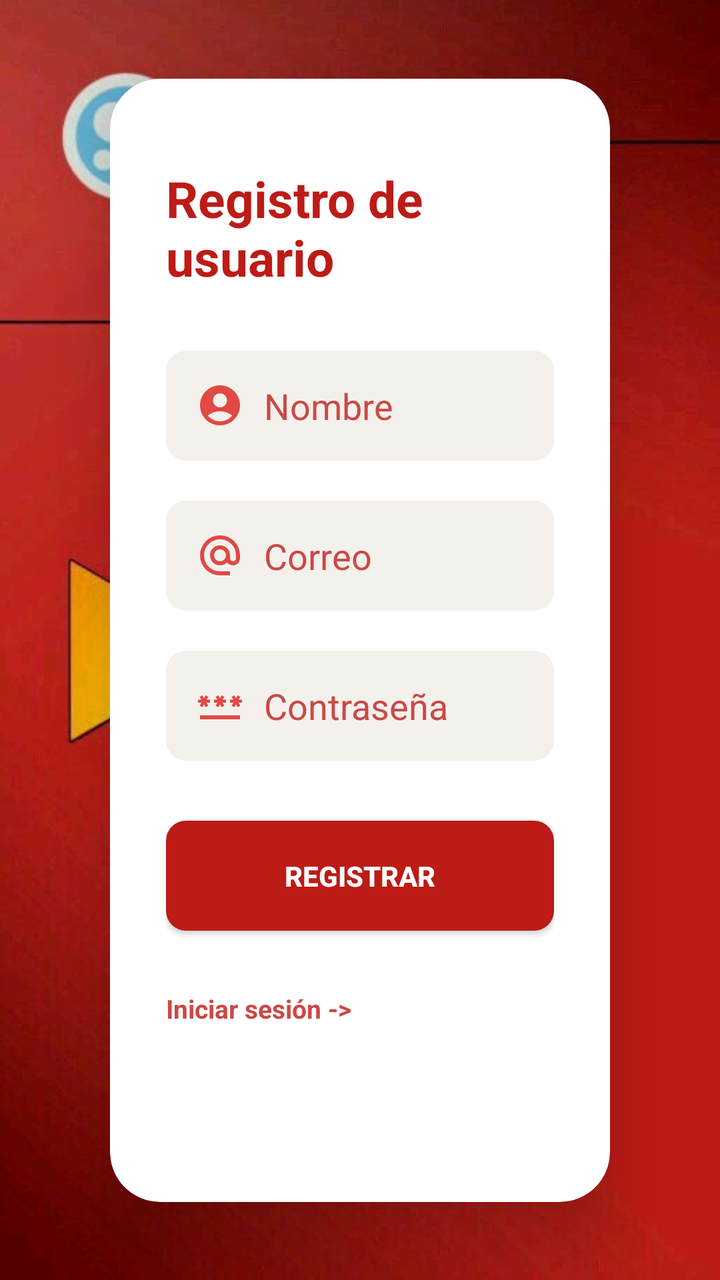
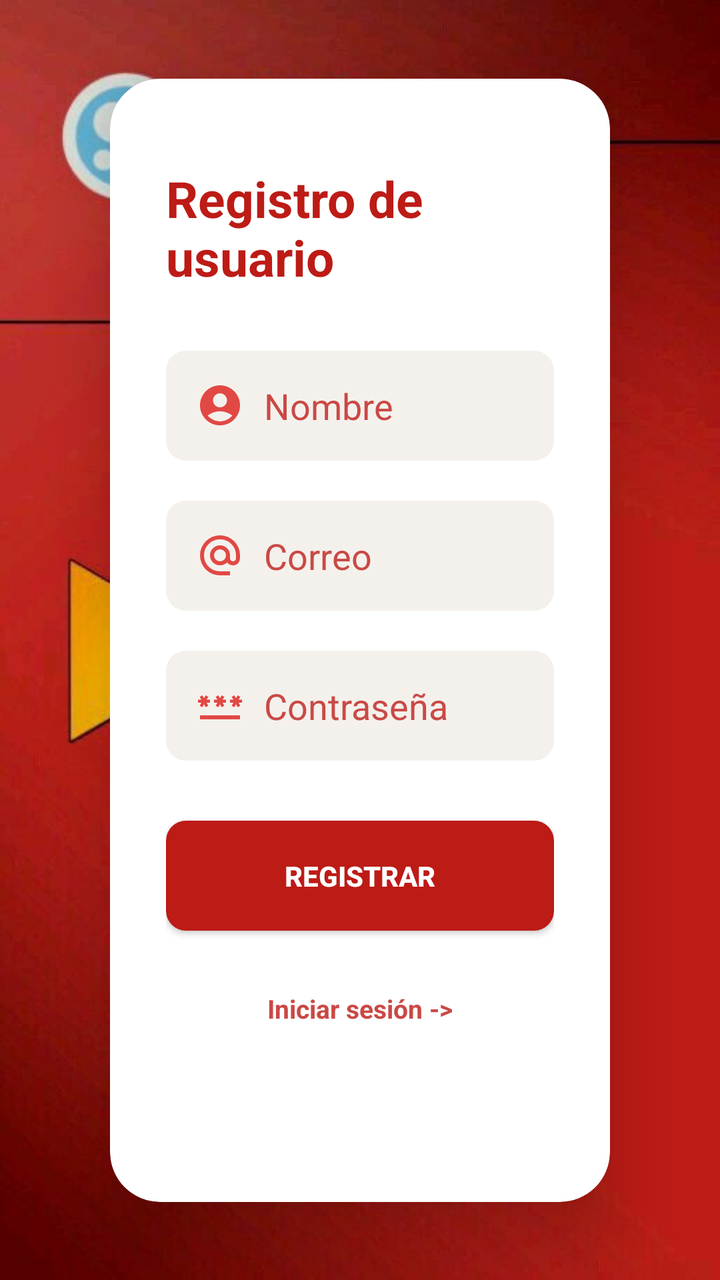

An Android layout rendered at two revisions. The XML below is the earlier revision; the diff shows what the commit changed to produce the second picture.
<!-- AndroidManifest.xml: application theme Theme.EP2 -->
<!-- res/layout/activity_register.xml -->
<?xml version="1.0" encoding="utf-8"?>
<androidx.constraintlayout.widget.ConstraintLayout xmlns:android="http://schemas.android.com/apk/res/android"
    xmlns:app="http://schemas.android.com/apk/res-auto"
    xmlns:tools="http://schemas.android.com/tools"
    android:id="@+id/main"
    android:layout_width="match_parent"
    android:layout_height="match_parent"
    tools:context=".RegisterActivity">

    <ImageView
        android:id="@+id/imgFondo"
        android:layout_width="0dp"
        android:layout_height="0dp"
        android:src="@drawable/fondopokemon"
        android:scaleType="centerCrop"
        app:layout_constraintBottom_toBottomOf="parent"
        app:layout_constraintEnd_toEndOf="parent"
        app:layout_constraintStart_toStartOf="parent"
        app:layout_constraintTop_toTopOf="parent"/>

    <androidx.cardview.widget.CardView
        android:id="@+id/cardLogin"
        android:layout_width="0dp"
        android:layout_height="wrap_content"
        android:layout_margin="55dp"
        app:cardCornerRadius="25dp"
        app:cardElevation="20dp"
        android:backgroundTint="@color/white"
        app:layout_constraintBottom_toBottomOf="parent"
        app:layout_constraintEnd_toEndOf="parent"
        app:layout_constraintStart_toStartOf="parent"
        app:layout_constraintTop_toTopOf="parent">

        <LinearLayout
            android:id="@+id/layoutContenido"
            android:layout_width="match_parent"
            android:layout_height="wrap_content"
            android:orientation="vertical"
            android:layout_gravity="center"
            android:padding="28dp">

            <TextView
                android:id="@+id/tvTitulo"
                android:layout_width="wrap_content"
                android:layout_height="wrap_content"
                android:text="Registro de usuario"
                android:textSize="25sp"
                android:textColor="#BD1B16"
                android:textStyle="bold"
                android:layout_marginTop="15dp"
                android:layout_marginBottom="30dp"
                android:layout_gravity="center_horizontal"
                />

            <EditText
                android:id="@+id/etNombre"
                android:layout_width="match_parent"
                android:layout_height="55dp"
                android:background="@drawable/bg_imput"
                android:hint="Nombre"
                android:paddingEnd="15dp"
                android:paddingStart="15dp"
                android:textColor="#333333"
                android:textColorHint="#CA4945"
                android:inputType="text"
                android:drawableStart="@drawable/user"
                android:drawablePadding="10dp"/>

            <EditText
                android:id="@+id/etCorreo"
                android:layout_width="match_parent"
                android:layout_height="55dp"
                android:background="@drawable/bg_imput"
                android:hint="Correo"
                android:paddingEnd="15dp"
                android:paddingStart="15dp"
                android:textColor="#333333"
                android:textColorHint="#CA4945"
                android:inputType="textEmailAddress"
                android:drawableStart="@drawable/email"
                android:layout_marginTop="20dp"
                android:drawablePadding="10dp"/>

            <EditText
                android:id="@+id/etPass"
                android:layout_width="match_parent"
                android:layout_height="55dp"
                android:background="@drawable/bg_imput"
                android:hint="Contraseña"
                android:paddingEnd="15dp"
                android:paddingStart="15dp"
                android:textColor="#333333"
                android:textColorHint="#CA4945"
                android:inputType="textPassword"
                android:drawableStart="@drawable/password"
                android:drawablePadding="10dp"
                android:layout_marginTop="20dp"/>

            <androidx.appcompat.widget.AppCompatButton
                android:id="@+id/btnRegistrar"
                android:layout_width="match_parent"
                android:layout_height="55dp"
                android:text="REGISTRAR"
                android:background="@drawable/bg_button"
                android:layout_marginTop="30dp"
                android:textColor="#FFFFFF"
                android:textStyle="bold"/>

            <TextView
                android:id="@+id/tvIniciarSesion"
                android:layout_width="wrap_content"
                android:layout_height="wrap_content"
                android:text="Iniciar sesión ->"
                android:textSize="13sp"
                android:textStyle="bold"
                android:textColor="#CA4945"
                android:layout_marginTop="30dp"
                android:layout_marginBottom="60dp"/>

        </LinearLayout>

    </androidx.cardview.widget.CardView>

</androidx.constraintlayout.widget.ConstraintLayout>
<!-- resources referenced by this layout -->
<resources>
  <color name="white">#FFFFFFFF</color>
  <!-- drawable bg_button (drawable) -->
  <?xml version="1.0" encoding="utf-8"?>
  <shape xmlns:android="http://schemas.android.com/apk/res/android">
      <solid android:color="#bd1b16" />
      <corners android:radius="10dp"/>
  </shape>
  <!-- drawable bg_imput (drawable) -->
  <?xml version="1.0" encoding="utf-8"?>
  <shape xmlns:android="http://schemas.android.com/apk/res/android">
      <solid android:color="#f4f1ec" />
      <corners android:radius="10dp"/>
  </shape>
  <!-- drawable email (drawable) -->
  <vector xmlns:android="http://schemas.android.com/apk/res/android" android:height="24dp" android:tint="#E24844" android:viewportHeight="960" android:viewportWidth="960" android:width="24dp">
        
      <path android:fillColor="@android:color/white" android:pathData="M480,880Q397,880 324,848.5Q251,817 197,763Q143,709 111.5,636Q80,563 80,480Q80,397 111.5,324Q143,251 197,197Q251,143 324,111.5Q397,80 480,80Q563,80 636,111.5Q709,143 763,197Q817,251 848.5,324Q880,397 880,480L880,538Q880,597 839.5,638.5Q799,680 740,680Q705,680 674,665Q643,650 622,622Q593,651 556.5,665.5Q520,680 480,680Q397,680 338.5,621.5Q280,563 280,480Q280,397 338.5,338.5Q397,280 480,280Q563,280 621.5,338.5Q680,397 680,480L680,538Q680,564 697,582Q714,600 740,600Q766,600 783,582Q800,564 800,538L800,480Q800,346 707,253Q614,160 480,160Q346,160 253,253Q160,346 160,480Q160,614 253,707Q346,800 480,800L680,800L680,880L480,880ZM565,565Q600,530 600,480Q600,430 565,395Q530,360 480,360Q430,360 395,395Q360,430 360,480Q360,530 395,565Q430,600 480,600Q530,600 565,565Z"/>
      
  </vector>
  <!-- drawable fondopokemon: jpg bitmap (drawable, 20895 bytes) -->
  <!-- drawable password (drawable) -->
  <vector xmlns:android="http://schemas.android.com/apk/res/android"
      android:width="24dp"
      android:height="24dp"
      android:viewportWidth="960"
      android:viewportHeight="960">
    <path
        android:pathData="M80,760v-80h800v80L80,760ZM126,518 L74,488 108,428L40,428v-60h68l-34,-58 52,-30 34,58 34,-58 52,30 -34,58h68v60h-68l34,60 -52,30 -34,-60 -34,60ZM446,518 L394,488 428,428h-68v-60h68l-34,-58 52,-30 34,58 34,-58 52,30 -34,58h68v60h-68l34,60 -52,30 -34,-60 -34,60ZM766,518 L714,488 748,428h-68v-60h68l-34,-58 52,-30 34,58 34,-58 52,30 -34,58h68v60h-68l34,60 -52,30 -34,-60 -34,60Z"
        android:fillColor="#E24844"/>
  </vector>
  <!-- drawable user (drawable) -->
  <vector xmlns:android="http://schemas.android.com/apk/res/android" android:height="24dp" android:tint="#E24844" android:viewportHeight="24" android:viewportWidth="24" android:width="24dp">
        
      <path android:fillColor="@android:color/white" android:pathData="M12,2C6.48,2 2,6.48 2,12s4.48,10 10,10s10,-4.48 10,-10S17.52,2 12,2zM12,6c1.93,0 3.5,1.57 3.5,3.5S13.93,13 12,13s-3.5,-1.57 -3.5,-3.5S10.07,6 12,6zM12,20c-2.03,0 -4.43,-0.82 -6.14,-2.88C7.55,15.8 9.68,15 12,15s4.45,0.8 6.14,2.12C16.43,19.18 14.03,20 12,20z"/>
      
  </vector>
  <style name="Theme.EP2" parent="Base.Theme.EP2" />
  <style name="Base.Theme.EP2" parent="Theme.Material3.DayNight.NoActionBar">
          
          
      </style>
</resources>

<!-- the commit's change to res/layout/activity_register.xml (unified diff, before → after) -->
@@ -36,7 +36,7 @@
             android:layout_width="match_parent"
             android:layout_height="wrap_content"
             android:orientation="vertical"
-            android:layout_gravity="center"
+            android:gravity="center"
             android:padding="28dp">
 
             <TextView
@@ -111,6 +111,7 @@
                 android:layout_width="wrap_content"
                 android:layout_height="wrap_content"
                 android:text="Iniciar sesión ->"
+                android:textAlignment="center"
                 android:textSize="13sp"
                 android:textStyle="bold"
                 android:textColor="#CA4945"
